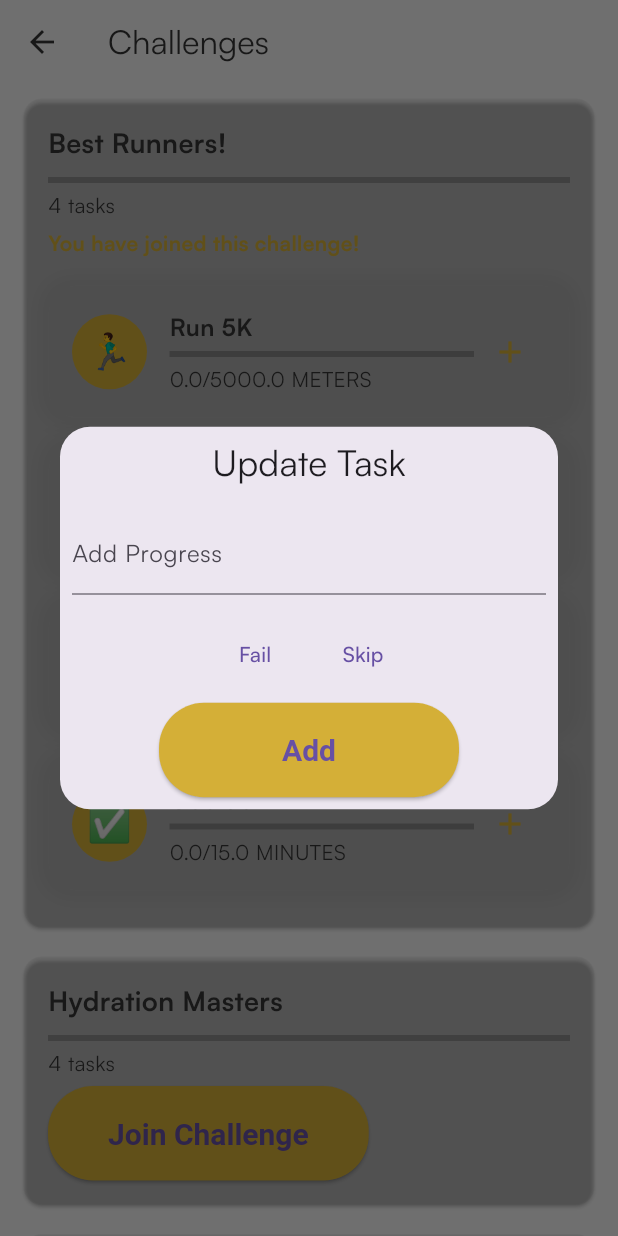
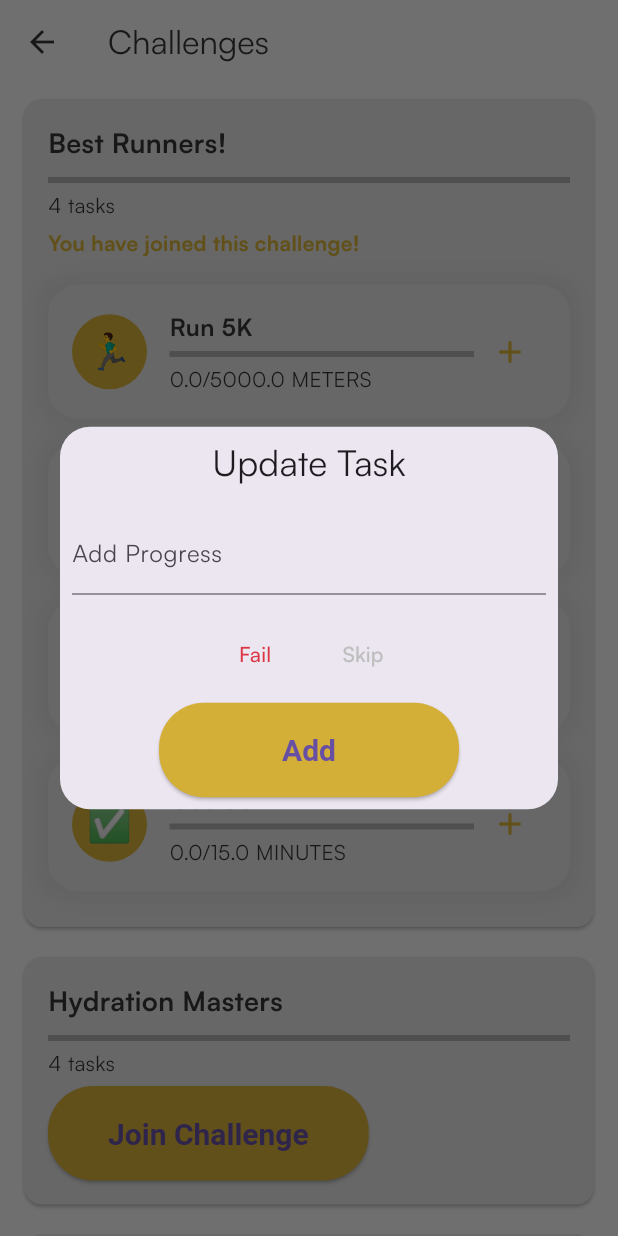
Before and after one commit to daseldev/habit_tracker, a Flutter app: the ChallengePage screen opened directly, after a tap on "Best Runners!", after a tap on the "add" icon, on a phone screen of 412 x 824 dp. Run offline on Flutter 3.47's test engine with Material 3 defaults, Android fonts, the phone set to English and light mode, and no system bars; our stand-ins replace fl_chart, get; accounts and stored records are empty.

Commit message:
colorinchis

```diff
--- a/lib/presentation/pages/challenges/challenge_page.dart
+++ b/lib/presentation/pages/challenges/challenge_page.dart
@@ -60,9 +60,7 @@ class ChallengePage extends StatelessWidget {
               child: Card(
                 margin:
                     const EdgeInsets.symmetric(vertical: 10, horizontal: 16),
-                color: isDarkMode
-                    ? AppColors.grisOscuro.withOpacity(0.2)
-                    : AppColors.gris.withOpacity(0.1),
+                color: AppColors.grisClaro, // Cambié el color a gris claro
                 child: Padding(
                   padding: const EdgeInsets.all(16.0),
                   child: Column(
@@ -98,7 +96,7 @@ class ChallengePage extends StatelessWidget {
                         Text(
                           "Challenge Completed!",
                           style: TextStyle(
-                            color: Colors.green,
+                            color: AppColors.verdeCompletado,
                             fontWeight: FontWeight.bold,
                           ),
                         )
@@ -128,6 +126,14 @@ class ChallengePage extends StatelessWidget {
                             );
                           },
                           child: Text("Join Challenge"),
+                          style: ElevatedButton.styleFrom(
+                            backgroundColor: AppColors.primario,
+                            shape: RoundedRectangleBorder(
+                              borderRadius: BorderRadius.circular(30),
+                            ),
+                            padding: EdgeInsets.symmetric(
+                                horizontal: 40, vertical: 20),
+                          ),
                         ),
                     ],
                   ),
@@ -155,9 +161,8 @@ class ChallengePage extends StatelessWidget {
           child: Container(
             padding: const EdgeInsets.all(16.0),
             decoration: BoxDecoration(
-              color: isDarkMode
-                  ? AppColors.grisOscuro.withOpacity(0.2)
-                  : AppColors.gris.withOpacity(0.1),
+              color: AppColors
+                  .grisClaro, // Ajusté el color de las tareas a gris claro
               borderRadius: BorderRadius.circular(20),
               boxShadow: [
                 BoxShadow(
@@ -173,8 +178,7 @@ class ChallengePage extends StatelessWidget {
                   radius: 25,
                   backgroundColor: AppColors.primario,
                   child: Text(
-                    _getEmojiForTask(
-                        task.name), // Añadir el emoji correspondiente
+                    _getEmojiForTask(task.name),
                     style: TextStyle(fontSize: 24),
                   ),
                 ),
@@ -188,9 +192,7 @@ class ChallengePage extends StatelessWidget {
                         style: TextStyle(
                           fontSize: 16,
                           fontWeight: FontWeight.bold,
-                          color: isDarkMode
-                              ? AppColors.fondoClaro
-                              : AppColors.grisOscuro,
+                          color: AppColors.grisOscuro,
                         ),
                       ),
                       SizedBox(height: 5),
@@ -203,16 +205,14 @@ class ChallengePage extends StatelessWidget {
                       Text(
                         '${task.progress}/${task.target} ${task.unit}',
                         style: TextStyle(
-                          color: isDarkMode
-                              ? AppColors.fondoClaro
-                              : AppColors.grisOscuro,
+                          color: AppColors.grisOscuro,
                         ),
                       ),
                     ],
                   ),
                 ),
                 if (task.isFailed)
-                  Icon(Icons.close, color: Colors.red)
+                  Icon(Icons.close, color: AppColors.rojoError)
                 else if (task.isCompleted || task.isSkipped)
                   Icon(Icons.check, color: AppColors.primario)
                 else
@@ -269,7 +269,7 @@ class ChallengePage extends StatelessWidget {
                 challenge); // Verificar si el challenge está completado
             Get.back();
           },
-          child: Text('Fail'),
+          child: Text('Fail', style: TextStyle(color: AppColors.rojoError)),
         ),
         TextButton(
           onPressed: () {
@@ -278,7 +278,7 @@ class ChallengePage extends StatelessWidget {
                 challenge); // Verificar si el challenge está completado
             Get.back();
           },
-          child: Text('Skip'),
+          child: Text('Skip', style: TextStyle(color: AppColors.gris)),
         ),
         ElevatedButton(
           onPressed: () {
@@ -292,6 +292,13 @@ class ChallengePage extends StatelessWidget {
             }
           },
           child: Text('Add'),
+          style: ElevatedButton.styleFrom(
+            backgroundColor: AppColors.primario,
+            shape: RoundedRectangleBorder(
+              borderRadius: BorderRadius.circular(30),
+            ),
+            padding: EdgeInsets.symmetric(horizontal: 40, vertical: 20),
+          ),
         ),
       ],
     );
--- a/lib/presentation/theme/app_colors.dart
+++ b/lib/presentation/theme/app_colors.dart
@@ -6,4 +6,9 @@ class AppColors {
   static const fondoOscuro = Color.fromARGB(255, 32, 25, 39);
   static const gris = Color(0xffBEBEBE);
   static const grisOscuro = Color(0xff343434);
+  static const verdeCompletado =
+      Color(0xff28a745); // Verde para tareas completadas
+  static const rojoError = Color(0xffdc3545); // Rojo para errores o fallos
+  static const grisClaro =
+      Color(0xffE0E0E0); // Gris claro para contenedores y fondos
 }
```
